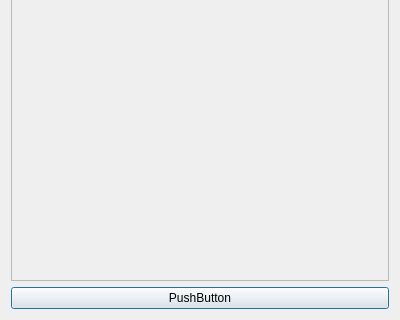
The window that loadwindow.ui (VladislavWaza/DrawedTrees) describes before a commit, drawn with Qt 5; both pictures show x 0 to 400 and y 210 to 530 of the 400 by 530 pixel window.
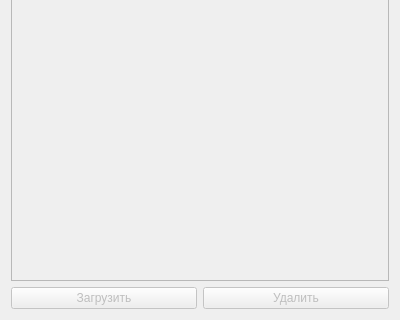
The same window after the commit.

The edit to the form file:
```diff
--- a/loadwindow.ui
+++ b/loadwindow.ui
@@ -32,11 +32,28 @@
     </widget>
    </item>
    <item>
-    <widget class="QPushButton" name="pushButton">
+    <layout class="QHBoxLayout" name="horizontalLayout_3">
+     <item>
+      <widget class="QPushButton" name="loadButton">
+       <property name="enabled">
+        <bool>false</bool>
+       </property>
      <property name="text">
-      <string>PushButton</string>
-     </property>
-    </widget>
+        <string>Загрузить</string>
+       </property>
+      </widget>
+     </item>
+     <item>
+      <widget class="QPushButton" name="deleteButton">
+       <property name="enabled">
+        <bool>false</bool>
+       </property>
+       <property name="text">
+        <string>Удалить</string>
+       </property>
+      </widget>
+     </item>
+    </layout>
    </item>
   </layout>
  </widget>
```
Left out of the diff: 2 changed lines with no effect on the pictures. Lines whose indentation alone changed are shown as unchanged.
